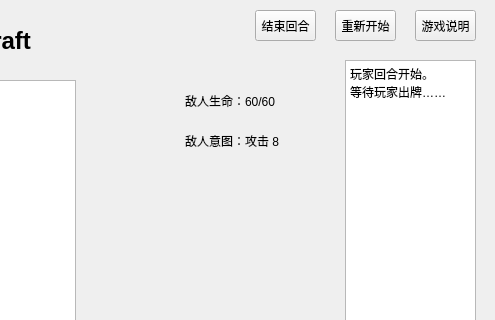
Old version of the form CodeCraft/mainwindow.ui in the repository MEKHANE114514/Slay-The-Spire-Clone; both pictures show x 405 to 900 and y 0 to 320 of the 900 by 600 pixel window.
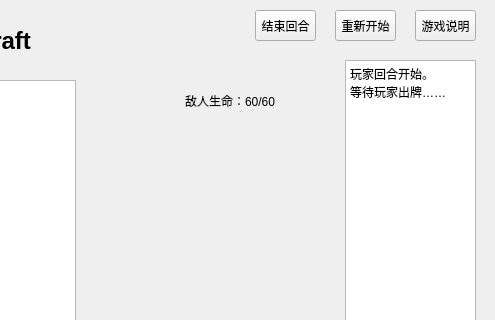
New version of the form.

Commit message: 去掉了 mainwindows 的 intentText

The edit to the form file:
```diff
--- a/CodeCraft/mainwindow.ui
+++ b/CodeCraft/mainwindow.ui
@@ -85,19 +85,6 @@
      <string>敌人生命：60/60</string>
     </property>
    </widget>
-   <widget class="QLabel" name="enemyIntentLabel">
-    <property name="geometry">
-     <rect>
-      <x>590</x>
-      <y>130</y>
-      <width>111</width>
-      <height>21</height>
-     </rect>
-    </property>
-    <property name="text">
-     <string>敌人意图：攻击 8</string>
-    </property>
-   </widget>
    <widget class="QPushButton" name="cardButton1">
     <property name="geometry">
      <rect>
```
The commit also changes 18 other files.
